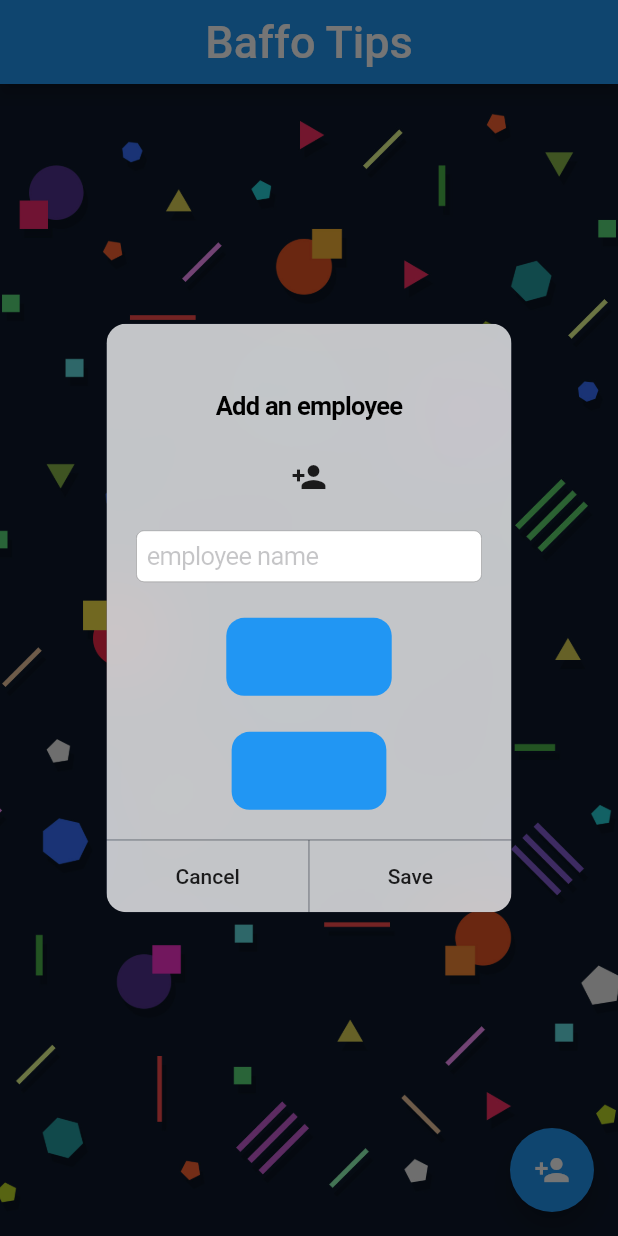
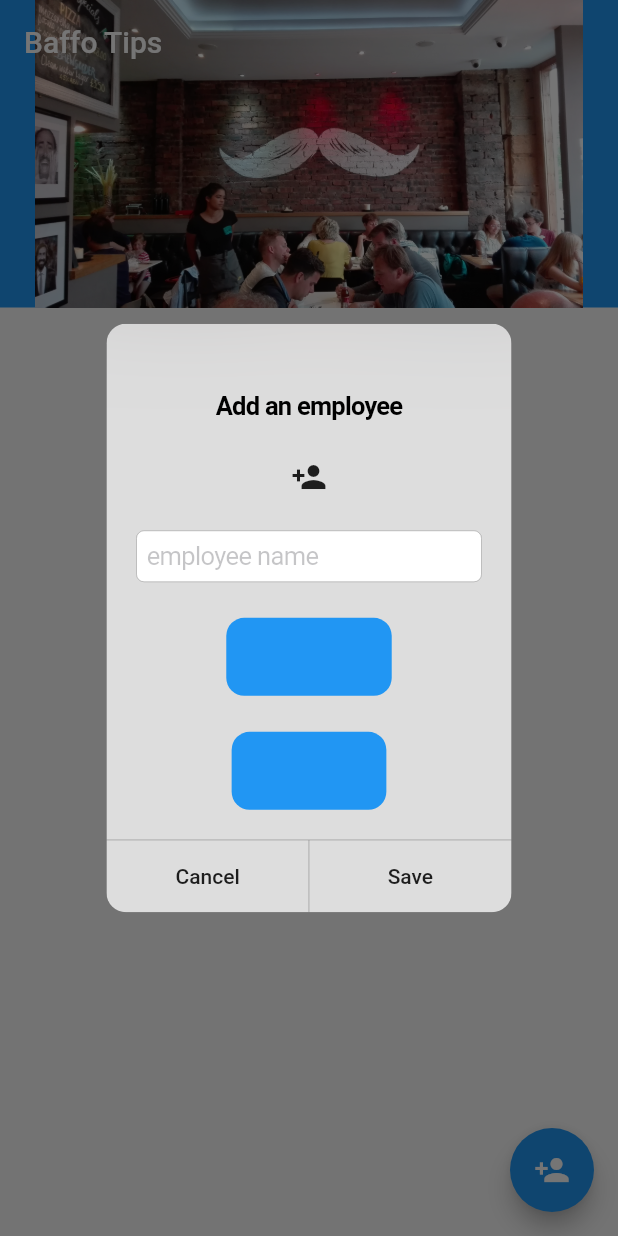
Before and after one commit to Eoin-McMahon/Baffo_Tips, a Flutter app: the screen it shows after launch, after a tap on the "person add" icon, on a phone screen of 412 x 824 dp. Run offline on Flutter 3.47's test engine with Material 2 defaults, Android fonts, the phone set to English and light mode, and no system bars.

Commit message:
got sliver app bar and grid working

```diff
--- a/lib/home_page.dart
+++ b/lib/home_page.dart
@@ -4,6 +4,7 @@ import './employee.dart';
 import 'dart:async';
 import 'text_field_custom.dart';
 import 'globals.dart';
+
 
 class HomePage extends StatefulWidget
 {
@@ -79,24 +80,36 @@ class _HomePageState extends State<HomePage>
     print(mediaQueryData.size);
     }
     return Scaffold(
-      appBar: AppBar(
-        title: Center(
-          child: Text("Baffo Tips",
-          style: TextStyle(fontSize: 30.0,
-          color: Colors.white),
-        ),),
+      // appBar: AppBar(
+      //   title: Center(
+      //     child: Text("Baffo Tips",
+      //     style: TextStyle(fontSize: 30.0,
+      //     color: Colors.white),
+      //   ),),
+      // ),
+      body: CustomScrollView(
+
+        slivers: <Widget>[
+          SliverAppBar(
+            title: Text("Baffo Tips",),
+            pinned: true,
+            expandedHeight: 205.0,
+            flexibleSpace: FlexibleSpaceBar(
+
+              background: Image.asset("assets/sliverimage.jpg"),
+
+            ),
+          ),
+          SliverGrid.count(
+
+            crossAxisCount: 2,
+            children: ListMyWidgets(employeeList)
+
+          )
+        ]
       ),
-      body: Container(
-        decoration: BoxDecoration(
-          image: DecorationImage(
-            image: AssetImage("assets/geometry-abstract-4k-1y.jpg"),
-            fit: BoxFit.cover,
 
-          ),
 
-      ),
-      child:  TheGridView().build(employeeList),
-      ),
       floatingActionButton: FloatingActionButton(
         child: Icon(Icons.person_add),
       onPressed: (){
@@ -147,7 +160,7 @@ class _HomePageState extends State<HomePage>
                     print(employee.toString());
                   }
                   print(employees.toString());
-                  TheGridView().build(employeeList);
+                  // TheGridView().build(employeeList);
                   times.clear();
 
                 });
@@ -160,19 +173,26 @@ class _HomePageState extends State<HomePage>
           )
         );
       }
-    ,),
+    ,)
     );
   }
+  List<Widget> ListMyWidgets(List<Employee> employees) {
+
+        List<Widget> list = new List();
+
+        for(Employee employee in employees)
+        {
+          String name = employee.getName();
+          String start = employee.getStartTime().toString();
+          String end = employee.getEndTime().toString();
+          list.add(makeGridCell(name, start,end));
+        }
 
 
-}
+        return list;
 
-class TheGridView
-{
-      bool ipad = false;
-
-
-  Container makeGridCell(String name, String startTime, String endTime)
+    }
+ Container makeGridCell(String name, String startTime, String endTime)
   {
     return Container(
       height: 300.0,
@@ -223,39 +243,7 @@ class TheGridView
             ),
 
     );
-  }
 
-
-  GridView build(List<Employee> employees)
-  {
-    print("employees in build function: ${employees.toString()}");
-
-    return GridView.count(
-      primary: true,
-      padding: EdgeInsets.all(8.0),
-      crossAxisCount: ipad? 3:2,
-      childAspectRatio: 1.0,
-      mainAxisSpacing: 4.0,
-      crossAxisSpacing: 4.0,
-      children: ListMyWidgets(employees),
-
-    );
-  }
-
-  List<Widget> ListMyWidgets(List<Employee> employees) {
-
-  List<Widget> list = new List();
-
-  for(Employee employee in employees)
-  {
-    String name = employee.getName();
-    String start = employee.getStartTime().toString();
-    String end = employee.getEndTime().toString();
-    list.add(makeGridCell(name, start,end));
-  }
-
-
-  return list;
 
   }
 
--- a/pubspec.yaml
+++ b/pubspec.yaml
@@ -46,7 +46,7 @@ flutter:
   # To add assets to your application, add an assets section, like this:
   assets:
     - assets/geometry-abstract-4k-1y.jpg
-    - assets/icon/sliverimage.jpg
+    - assets/sliverimage.jpg
   #  - images/a_dot_ham.jpeg
 
   # An image asset can refer to one or more resolution-specific "variants", see
```
Also changed, not shown: assets/sliverimage.jpg (added), 9 other files.
